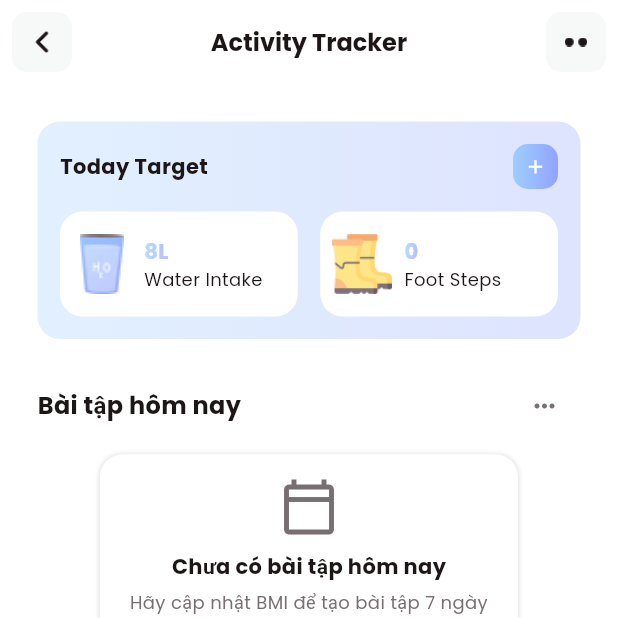
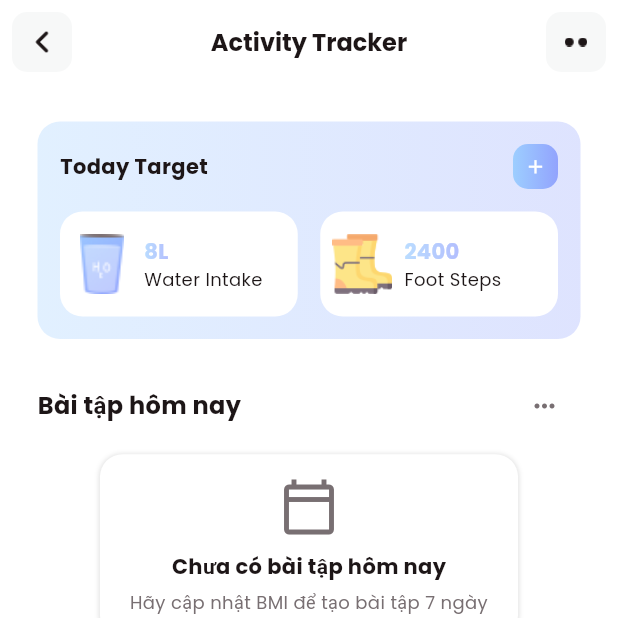
Before and after one commit to NotVNT/Fitness-Workout, a Flutter app: the ActivityTrackerView screen opened directly, on a phone screen of 412 x 824 dp, the top half of it. Run offline on Flutter 3.47's test engine with Material 3 defaults, Android fonts, the phone set to English and light mode, and no system bars; drawn by our look-alikes of fl_chart; our stand-ins replace animated_toggle_switch, cached_network_image, carousel_slider, cloud_firestore, firebase_auth, firebase_core and 7 more; missing offline and left inert: dotted_dashed_line; accounts and stored records are empty.

Commit message:
fix all bug (#10)

```diff
--- a/lib/view/home/activity_tracker_view.dart
+++ b/lib/view/home/activity_tracker_view.dart
@@ -1,19 +1,17 @@
 import 'package:fl_chart/fl_chart.dart';
 import 'package:flutter/material.dart';
-import 'package:provider/provider.dart';
+
 import 'package:cloud_firestore/cloud_firestore.dart';
 
 import '../../common/colo_extension.dart';
+
 import '../../common_widget/today_target_cell.dart';
 import '../../common_widget/icon_text_button.dart';
 import '../../l10n/app_localizations.dart';
 
-import '../../providers/user_provider.dart';
 import '../../models/exercise_model.dart';
 import '../../models/workout_model.dart';
 import '../../services/workout_service.dart';
-import '../../providers/step_counter_provider.dart';
-
 
 class ActivityTrackerView extends StatefulWidget {
   const ActivityTrackerView({super.key});
@@ -25,22 +23,11 @@ class ActivityTrackerView extends StatefulWidget {
 class _ActivityTrackerViewState extends State<ActivityTrackerView> {
   int touchedIndex = -1;
   List<ExerciseModel> exercises = [];
-  bool isLoadingExercises = true;
+
   WorkoutModel? todayWorkout;
   bool isLoadingTodayWorkout = true;
 
-  List latestArr = [
-    {
-      "image": "assets/img/pic_4.png",
-      "title": "Drinking 300ml Water",
-      "time": "About 1 minutes ago"
-    },
-    {
-      "image": "assets/img/pic_5.png",
-      "title": "Eat Snack (Fitbar)",
-      "time": "About 3 hours ago"
-    },
-  ];
+
 
   @override
   void initState() {
@@ -69,7 +56,6 @@ class _ActivityTrackerViewState extends State<ActivityTrackerView> {
 
       setState(() {
         exercises = loadedExercises;
-        isLoadingExercises = false;
       });
 
       print('🏃 ActivityTracker: Đã load ${exercises.length} exercises');
@@ -77,9 +63,7 @@ class _ActivityTrackerViewState extends State<ActivityTrackerView> {
         print('🏃 - ${ex.name} (${ex.vietnameseName}) - ${ex.exerciseType}');
       }
     } catch (e) {
-      setState(() {
-        isLoadingExercises = false;
-      });
+
       print('🏃 ActivityTracker: Lỗi load exercises: $e');
     }
   }
@@ -229,7 +213,7 @@ class _ActivityTrackerViewState extends State<ActivityTrackerView> {
                     const SizedBox(
                       height: 15,
                     ),
-                    Row(
+                    const Row(
                       children: [
                         Expanded(
                           child: TodayTargetCell(
@@ -242,15 +226,11 @@ class _ActivityTrackerViewState extends State<ActivityTrackerView> {
                           width: 15,
                         ),
                         Expanded(
-                          child: Builder(builder: (context) {
-                            final steps =
-                                context.watch<StepCounterProvider>().stepsToday;
-                            return TodayTargetCell(
-                              icon: "assets/img/foot.png",
-                              value: steps.toString(),
-                              title: "Foot Steps",
-                            );
-                          }),
+                          child: TodayTargetCell(
+                            icon: "assets/img/foot.png",
+                            value: "2400",
+                            title: "Foot Steps",
+                          ),
                         ),
                       ],
                     )
--- a/lib/view/sleep_tracker/sleep_schedule_view.dart
+++ b/lib/view/sleep_tracker/sleep_schedule_view.dart
@@ -1,7 +1,6 @@
 import 'package:fitness/view/sleep_tracker/sleep_add_alarm_view.dart';
 import 'package:flutter/material.dart';
 import 'package:percent_indicator/percent_indicator.dart';
-import 'package:intl/intl.dart';
 
 import '../../common/colo_extension.dart';
 import '../../common_widget/round_button.dart';
--- a/lib/widgets/auth_wrapper.dart
+++ b/lib/widgets/auth_wrapper.dart
@@ -1,9 +1,9 @@
 import 'package:flutter/material.dart';
 import 'package:firebase_auth/firebase_auth.dart';
-import 'package:provider/provider.dart';
+
 import '../services/auth_service.dart';
-import '../providers/user_provider.dart';
-import '../view/bmi_edit/height_input_view.dart';
+
+
 import '../view/main_tab/main_tab_view.dart';
 import '../view/on_boarding/started_view.dart';
 
```
Also changed, not shown: lib/services/workout_generator_service.dart (+0 -46 lines), lib/view/profile/personal_data_view.dart (+1 -27 lines), lib/view/workout_detail/workout_detail_view.dart (+22 -35 lines), 2 other files.
